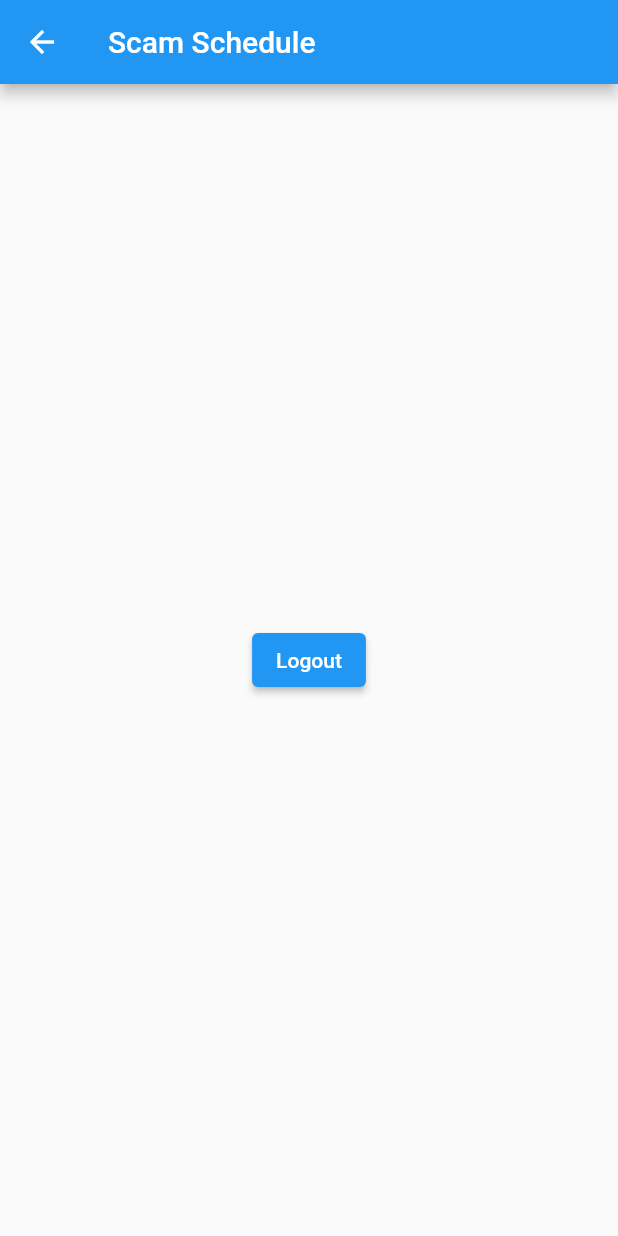
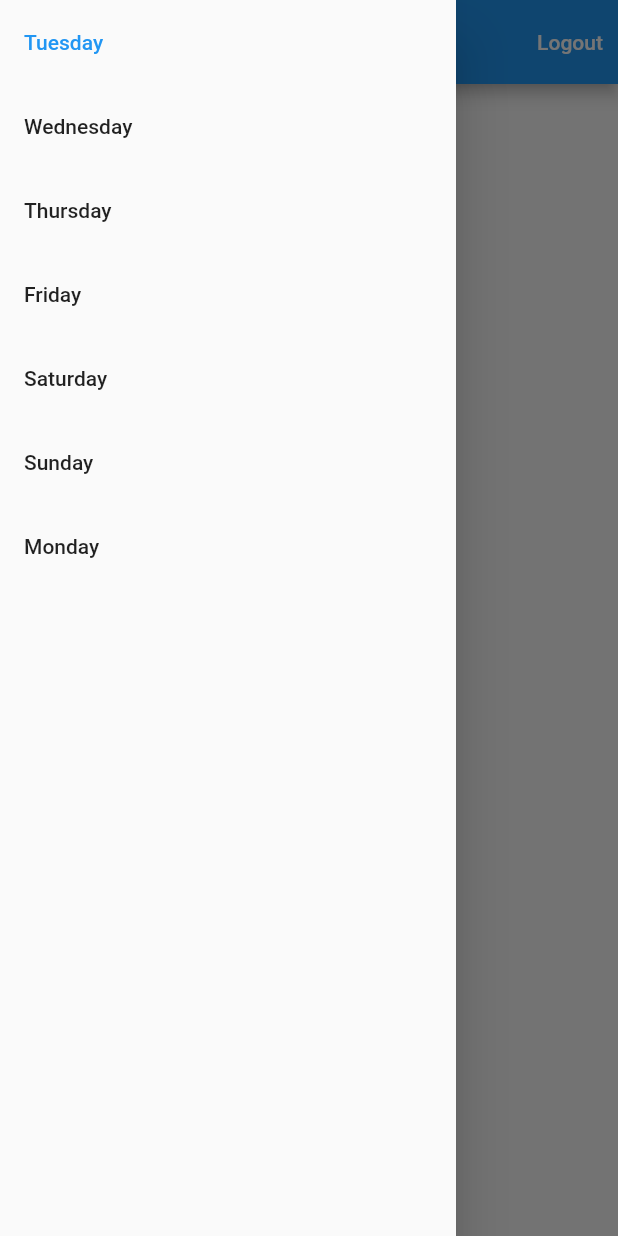
Before and after one commit to infraboy/project_amizone_timetable, a Flutter app: the Home screen opened directly, with the side drawer open (before the commit the screen has no drawer), on a phone screen of 412 x 824 dp. Run offline on Flutter 3.47's test engine with Material 2 defaults, Android fonts, the phone set to English and light mode, and no system bars; our stand-ins replace shared_preferences; missing offline and left inert: flutter_inappwebview; accounts and stored records are empty.

Commit message:
almost finished

```diff
--- a/lib/home.dart
+++ b/lib/home.dart
@@ -2,26 +2,128 @@ import 'package:flutter/material.dart';
 import 'package:provider/provider.dart';
 import 'services/storage.dart';
 
-class Home extends StatelessWidget {
-  const Home({Key? key}) : super(key: key);
+class Home extends StatefulWidget {
+  Home({Key? key}) : super(key: key);
+
+  @override
+  _HomeState createState() => _HomeState();
+}
+
+class _HomeState extends State<Home> {
+  final List<String> days = [
+    "Monday",
+    "Tuesday",
+    "Wednesday",
+    "Thursday",
+    "Friday",
+    "Saturday",
+    "Sunday",
+  ];
+
+  int selectedDay = DateTime.now().weekday - 1;
+  late final List<String> daysOrderedList;
+  late final Storage storage;
+  late final Future<Map<String, List<List<String>>>> schedule;
+
+  @override
+  void initState() {
+    super.initState();
+    daysOrderedList =
+        days.sublist(selectedDay, days.length) + days.sublist(0, selectedDay);
+    selectedDay = 0;
+    storage = Provider.of<Storage>(context, listen: false);
+    schedule = storage.getTimeTable();
+  }
 
   @override
   Widget build(BuildContext context) {
-    final storage = Provider.of<Storage>(context, listen: false);
     return Scaffold(
       appBar: AppBar(
         title: Text("Scam Schedule"),
+        actions: [
+          TextButton(
+            child: Text(
+              "Logout",
+              style: TextStyle(
+                color: Colors.white,
+              ),
+            ),
+            onPressed: () async {
+              await storage.setLoginStatus(false);
+              if (Navigator.of(context).canPop()) {
+                Navigator.of(context).pop();
+              }
+            },
+          ),
+        ],
       ),
-      body: Center(
-        child: ElevatedButton(
-          child: Text("Logout"),
-          onPressed: () async {
-            await storage.setLoginStatus(false);
-            if (Navigator.of(context).canPop()) {
-              Navigator.of(context).pop();
-            }
+      drawer: Drawer(
+        child: ListView.builder(
+          itemCount: daysOrderedList.length,
+          itemBuilder: (context, index) {
+            return ListTile(
+              title: Text(daysOrderedList[index]),
+              selected: index == selectedDay ? true : false,
+              onTap: () {
+                setState(() {
+                  selectedDay = index;
+                });
+                Navigator.of(context).pop();
+              },
+            );
           },
         ),
+      ),
+      body: FutureBuilder<Map<String, List<List<String>>>>(
+        future: schedule,
+        builder: (context, snapshot) {
+          if (snapshot.hasData) {
+            return ListView.builder(
+              itemCount: snapshot.data![daysOrderedList[(selectedDay)]]!.length,
+              itemBuilder: (context, index) {
+                return Column(
+                  children: [
+                    ListTile(
+                      leading: Text(snapshot
+                          .data![daysOrderedList[selectedDay]]![index][0]),
+                      title: Column(
+                        children: [
+                          Text(
+                            snapshot.data![daysOrderedList[selectedDay]]![index]
+                                [1],
+                            style: TextStyle(
+                              fontSize: 12,
+                            ),
+                          ),
+                          Text(
+                            snapshot.data![daysOrderedList[selectedDay]]![index]
+                                [3],
+                            style: TextStyle(
+                              fontSize: 12,
+                            ),
+                          ),
+                          Text(
+                            snapshot.data![daysOrderedList[selectedDay]]![index]
+                                [2],
+                            style: TextStyle(
+                              fontSize: 12,
+                            ),
+                          ),
+                        ],
+                      ),
+                    ),
+                    Divider(
+                      thickness: 2,
+                    )
+                  ],
+                );
+              },
+            );
+          }
+          return Center(
+            child: CircularProgressIndicator(),
+          );
+        },
       ),
     );
   }
--- a/lib/services/storage.dart
+++ b/lib/services/storage.dart
@@ -6,6 +6,15 @@ class Storage {
   static final _instance = SharedPreferences.getInstance();
   StreamController<bool> loginStatus = StreamController<bool>();
   Stream<bool> get checkLoginStatus => loginStatus.stream;
+  List<String> _days = [
+    "Sunday",
+    "Monday",
+    "Tuesday",
+    "Wednesday",
+    "Thursday",
+    "Friday",
+    "Saturday"
+  ];
 
   void getLoginStatus() async {
     final prefs = await _instance;
@@ -31,4 +40,25 @@ class Storage {
     credentials.add(prefs.getString("password")!);
     return credentials;
   }
+
+  Future<void> setTimeTable(Map<String, List<String>> map) async {
+    final prefs = await _instance;
+    for (String day in map.keys) {
+      prefs.setStringList(day, map[day]!);
+    }
+  }
+
+  Future<Map<String, List<List<String>>>> getTimeTable() async {
+    final prefs = await _instance;
+    Map<String, List<List<String>>> map = {};
+    for (String day in _days) {
+      List<String> dayTable = prefs.getStringList(day)!;
+      List<List<String>> table = [];
+      for (String i in dayTable) {
+        table.add(i.split("####"));
+      }
+      map[day] = table;
+    }
+    return map;
+  }
 }
```
Also changed, not shown: lib/loading_page.dart (+4 -4 lines).
